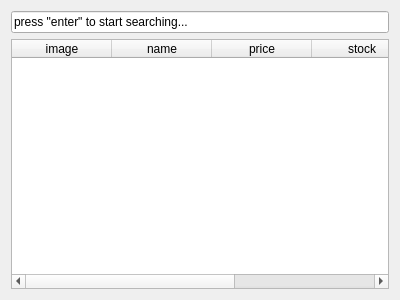
Old version of the form client/shopwidget.ui in the repository gitjip/microtrade.
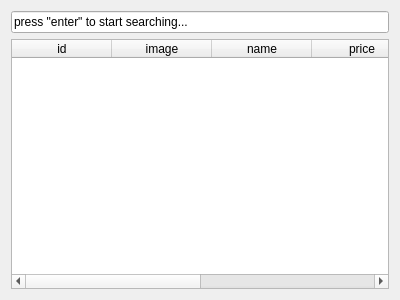
New version of the form.

Patch:
```diff
--- a/client/shopwidget.ui
+++ b/client/shopwidget.ui
@@ -16,6 +16,11 @@
   <layout class="QGridLayout" name="gridLayout">
    <item row="1" column="0">
     <widget class="QTableWidget" name="tableWidget">
+     <column>
+      <property name="text">
+       <string>id</string>
+      </property>
+     </column>
      <column>
       <property name="text">
        <string>image</string>
```
